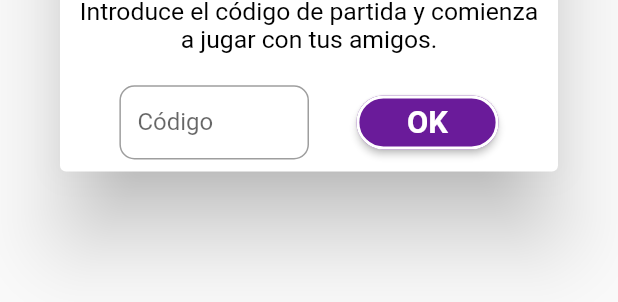
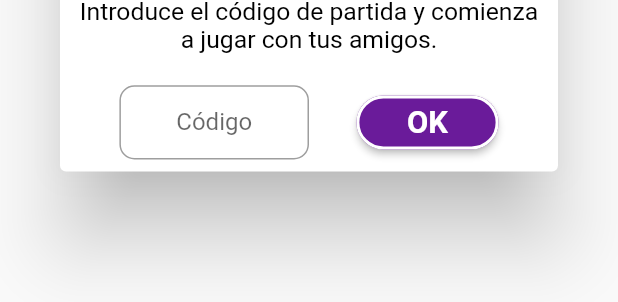
Before and after one commit to UNIZAR-30226-2021-07/app, a Flutter app: the GameCode widget shown alone on an empty page, opened directly, on a phone screen of 412 x 824 dp. Shown: the part 591-893 px from the top of the screen. Run offline on Flutter 3.47's test engine with Material 2 defaults, Android fonts, the phone set to English and light mode, and no system bars; our stand-ins replace dotted_border, shared_preferences, socket_io_client; missing offline and left inert: clipboard, flutter_restart, simple_timer; accounts and stored records are empty.

Commit message:
lo de centrar el codigo

```diff
--- a/lib/popUps/gameCode.dart
+++ b/lib/popUps/gameCode.dart
@@ -1,3 +1,6 @@
+import 'dart:ui';
+
+import 'package:flutter/cupertino.dart';
 import 'package:flutter/material.dart';
 import 'package:gatovidapp/popUps/loadingGameWithNumberGamers.dart';
 import 'package:gatovidapp/services/websockets.dart';
@@ -75,8 +78,10 @@ class GameCode extends StatelessWidget {
                   Expanded(
                     flex: 4,
                     child: Container(
+                      alignment: Alignment.center,
                       height: screenHeight * 0.06,
                       child: TextFormField(
+                        textAlign: TextAlign.center,
                         controller: _code,
                         decoration: InputDecoration(
                           border: OutlineInputBorder(
```
